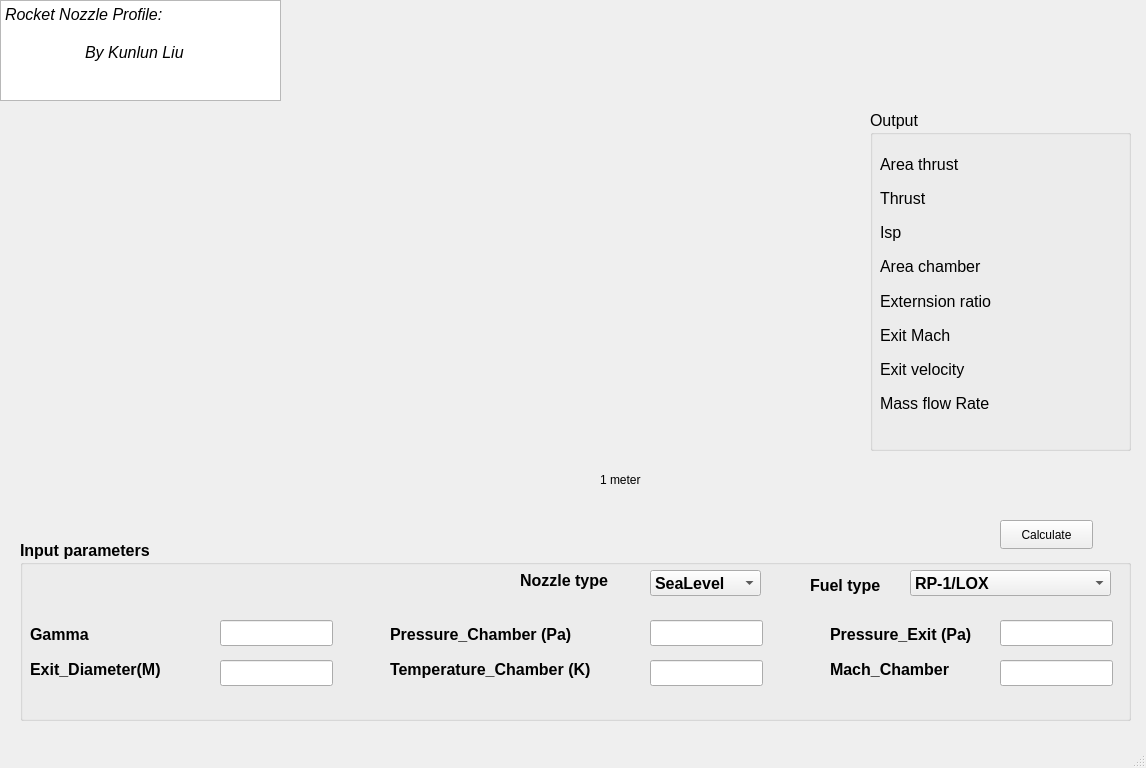
Qt form mainwindow.ui (kunlunliu2/RocketNozzleDesign) before a commit.
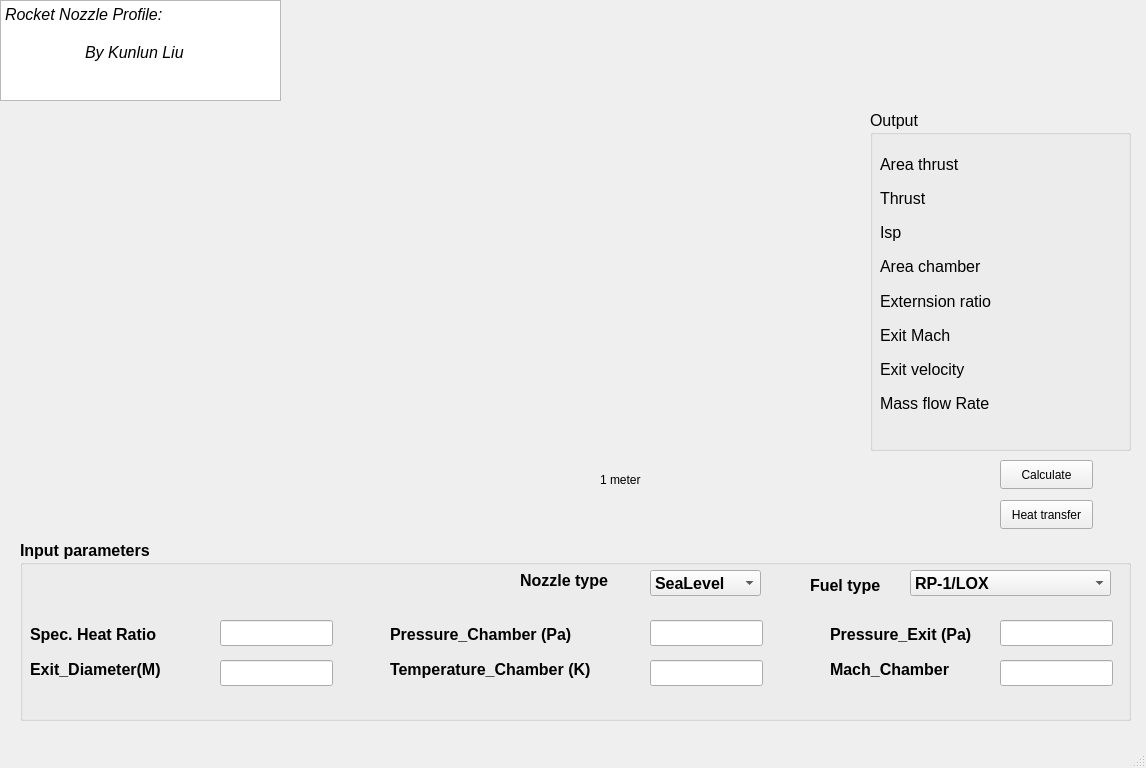
The same form after that commit.

```diff
--- a/mainwindow.ui
+++ b/mainwindow.ui
@@ -18,7 +18,7 @@
     <property name="geometry">
      <rect>
       <x>1000</x>
-      <y>520</y>
+      <y>460</y>
       <width>93</width>
       <height>29</height>
      </rect>
@@ -156,7 +156,7 @@
       <item>
        <widget class="QLabel" name="label">
         <property name="text">
-         <string>Gamma</string>
+         <string>Spec. Heat Ratio</string>
         </property>
        </widget>
       </item>
@@ -375,6 +375,19 @@
      <string>1 meter</string>
     </property>
    </widget>
+   <widget class="QPushButton" name="pushButton_2">
+    <property name="geometry">
+     <rect>
+      <x>1000</x>
+      <y>500</y>
+      <width>93</width>
+      <height>29</height>
+     </rect>
+    </property>
+    <property name="text">
+     <string>Heat transfer</string>
+    </property>
+   </widget>
   </widget>
   <widget class="QMenuBar" name="menubar">
    <property name="geometry">
```
